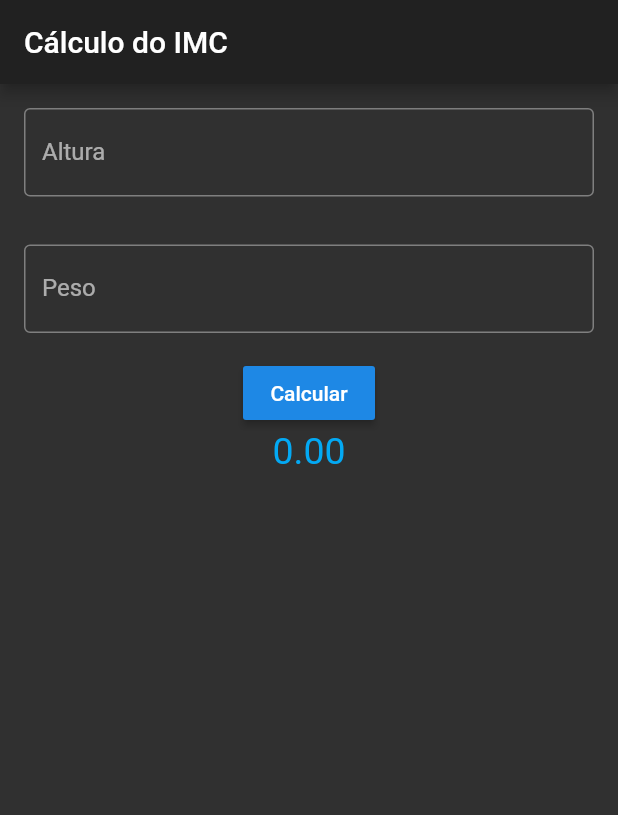
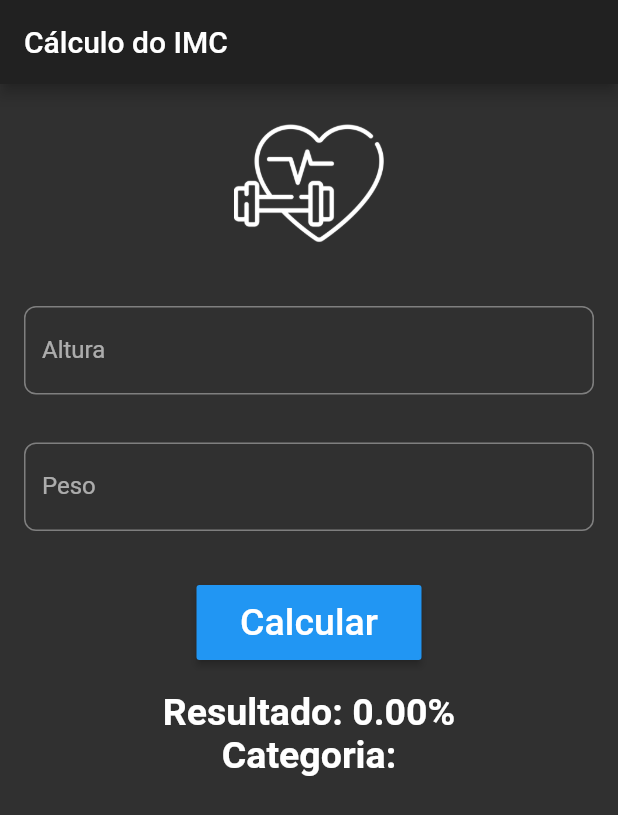
Before and after one commit to CaioGomes08/imc_flutter, a Flutter app: the screen it shows after launch, on a phone screen of 412 x 824 dp. Shown: the top 815 px of the screen. Run offline on Flutter 3.47's test engine with Material 2 defaults, Android fonts, the phone set to English and light mode, and no system bars; our stand-ins replace flutter_mobx, mobx; generated files the repository leaves out were written again.

Commit message:
App finalizado

```diff
--- a/lib/imc_page.dart
+++ b/lib/imc_page.dart
@@ -1,6 +1,7 @@
 import 'package:flutter/material.dart';
 import 'package:flutter_mobx/flutter_mobx.dart';
 import 'package:imc/model/imc_model.dart';
+import 'package:imc/widgets/text_input.dart';
 
 class Imc extends StatefulWidget {
   Imc({Key key}) : super(key: key);
@@ -18,7 +19,9 @@ class _ImcState extends State<Imc> {
       appBar: AppBar(
         title: Text("Cálculo do IMC"),
       ),
-      body: _body(),
+      body: ListView(
+        children: <Widget>[_body()],
+      ),
     );
   }
 
@@ -29,40 +32,60 @@ class _ImcState extends State<Imc> {
         children: <Widget>[
           Container(
             padding: EdgeInsets.all(16),
-            child: Observer(
-              builder: (_) => TextField(
-                onChanged: (value) => _imc.altura = double.parse(value),
-                obscureText: false,
-                keyboardType: TextInputType.number,
-                decoration: InputDecoration(
-                  border: OutlineInputBorder(),
-                  labelText: 'Altura',
-                ),
+            child: Center(
+              child: Image(
+                image: AssetImage('assets/images/academia.png'),
+                fit: BoxFit.fill,
+                height: 100,
+                width: 100,
               ),
             ),
           ),
           Container(
             padding: EdgeInsets.all(16),
             child: Observer(
-              builder: (_) => TextField(
-                onChanged: (value) => _imc.peso = double.parse(value),
-                obscureText: false,
-                keyboardType: TextInputType.number,
-                decoration: InputDecoration(
-                  border: OutlineInputBorder(),
-                  labelText: 'Peso',
-                ),
+              builder: (_) => TextInput(
+                'Altura',
+                onChanged: (value) => _imc.setAltura(value),
               ),
             ),
           ),
-          RaisedButton(
-            onPressed: _imc.calcular,
-            child: Text('Calcular'),
+          Container(
+            padding: EdgeInsets.all(16),
+            child: Observer(
+              builder: (_) => TextInput(
+                'Peso',
+                onChanged: (value) => _imc.setPeso(value),
+              ),
+            ),
+          ),
+          SizedBox(
+            height: 20,
+          ),
+          ButtonTheme(
+            minWidth: 150,
+            height: 50,
+            child: RaisedButton(
+              onPressed: _imc.calcular,
+              child: Text(
+                'Calcular',
+                style: TextStyle(color: Colors.white, fontSize: 25),
+              ),
+            ),
+          ),
+          SizedBox(
+            height: 20,
           ),
           Observer(
             builder: (_) => Text(
-              _imc.resultado.toStringAsFixed(2),
-              style: TextStyle(fontSize: 25, color: Colors.lightBlue),
+              'Resultado: ${_imc.resultado.toStringAsFixed(2)}% \n' +
+                  'Categoria: ${_imc.categoria}',
+              style: TextStyle(
+                fontSize: 25,
+                color: Colors.white,
+                fontWeight: FontWeight.bold,
+              ),
+              textAlign: TextAlign.center,
             ),
           )
         ],
--- a/lib/main.dart
+++ b/lib/main.dart
@@ -13,6 +13,7 @@ class MyApp extends StatelessWidget {
         theme: ThemeData(
           primarySwatch: Colors.blue,
           brightness: Brightness.dark,
+
         ),
         home: Imc());
   }
--- a/lib/model/imc_model.dart
+++ b/lib/model/imc_model.dart
@@ -1,5 +1,3 @@
-import 'dart:ffi';
-
 import 'package:mobx/mobx.dart';
 
 part 'imc_model.g.dart';
@@ -10,25 +8,56 @@ class ImcModel = _ImcModelBase with _$ImcModel;
 
 abstract class _ImcModelBase with Store {
   @observable
-  double altura = 0;
+  String altura = '0';
+
   @observable
-  double peso = 0;
+  String peso = '0';
+
+  @observable
+  String categoria = '';
 
   @observable
   double resultado = 0;
 
   @action
-  void setAltura(double value) {
+  void setAltura(String value) {
     altura = value;
   }
 
   @action
-  setPeso(double value) {
+  setPeso(String value) {
     peso = value;
   }
 
   @action
   void calcular() {
-    resultado = peso / (altura * altura);
+    if (altura == '' || peso == '' || altura == '0' || peso == '0') {
+      resultado = 0;
+    } else {
+      resultado =
+          double.parse(peso) / (double.parse(altura) * double.parse(altura));
+    }
+    verificaCategoria();
+  }
+
+  @action
+  verificaCategoria() {
+    if (resultado == 0) {
+      categoria = '';
+    } else {
+      if (resultado <= 18.5) {
+        categoria = 'Abaixo do peso';
+      } else if (resultado > 18.5 && resultado <= 24.9) {
+        categoria = 'Peso normal';
+      } else if (resultado >= 25 && resultado <= 29.9) {
+        categoria = 'Sobre peso';
+      } else if (resultado >= 30 && resultado <= 34.9) {
+        categoria = 'Obesidade grau 1';
+      } else if (resultado >= 35 && resultado <= 39.9) {
+        categoria = 'Obesidade grau 2';
+      } else if (resultado >= 40) {
+        categoria = 'Obesidade grau 3';
+      }
+    }
   }
 }
--- /dev/null
+++ b/lib/widgets/text_input.dart
@@ -0,0 +1,25 @@
+import 'package:flutter/material.dart';
+import 'package:flutter/services.dart';
+
+class TextInput extends StatelessWidget {
+
+  String label;
+  Function onChanged;
+
+  TextInput(this.label, { this.onChanged });
+
+  @override
+  Widget build(BuildContext context) {
+    return TextField(
+      onChanged: onChanged,
+      obscureText: false,
+      keyboardType: TextInputType.number,
+      decoration: InputDecoration(
+        border: OutlineInputBorder(
+          borderRadius: BorderRadius.circular(8)
+        ),
+        labelText: label
+      ),
+    );
+  }
+}
--- a/pubspec.yaml
+++ b/pubspec.yaml
@@ -44,9 +44,8 @@ flutter:
   uses-material-design: true
 
   # To add assets to your application, add an assets section, like this:
-  # assets:
-  #  - images/a_dot_burr.jpeg
-  #  - images/a_dot_ham.jpeg
+  assets:
+    - assets/images/
 
   # An image asset can refer to one or more resolution-specific "variants", see
   # https://flutter.dev/assets-and-images/#resolution-aware.
```
Also changed, not shown: assets/gym.jpg (added), assets/images/academia.png (added), lib/model/imc_model.g.dart.
